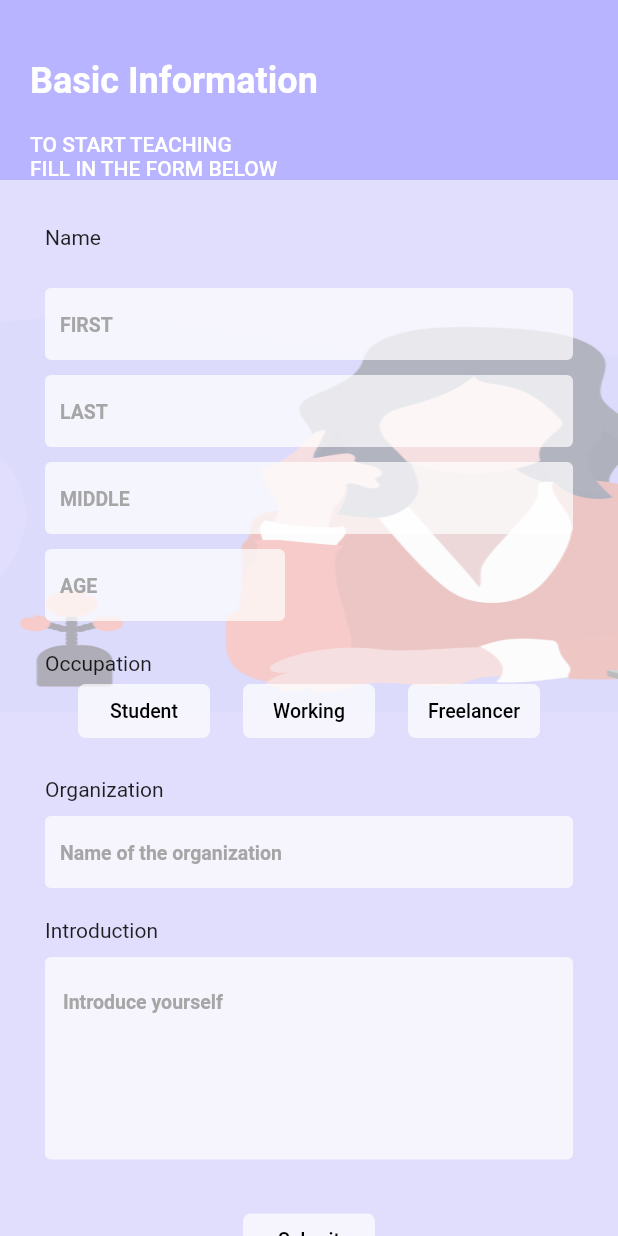
After one commit to maxjing/flutter-online-tutorial-platform, a Flutter app: the screen it shows after launch, item 4 of the bottom bar chosen, after a tap on "Info", on a phone screen of 412 x 824 dp. The commit adds this screen. Run offline on Flutter 3.47's test engine with Material 2 defaults, Android fonts, the phone set to English and light mode, and no system bars; our stand-ins replace cloud_firestore, firebase_auth; accounts and stored records are empty.

Commit message:
add basic profile dataaccess

```diff
--- a/lib/components/teacher_list.dart
+++ b/lib/components/teacher_list.dart
@@ -25,6 +25,8 @@ class _TeacherListState extends State<TeacherList> {
   @override
   Widget build(BuildContext context) {
     return ListView.separated(
+        shrinkWrap: true,
+        physics: ClampingScrollPhysics(),
         separatorBuilder: (context, index) => Divider(
               color: Colors.grey,
             ),
--- a/lib/main.dart
+++ b/lib/main.dart
@@ -11,6 +11,7 @@ import 'screens/login/teacherLogin.dart';
 import 'screens/login/studentLogin.dart';
 import 'screens/signup/teacherSignup.dart';
 import 'screens/signup/studentSignup.dart';
+import 'screens/profile/info.dart';
 
 void main() => runApp(App());
 
@@ -20,38 +21,39 @@ class App extends StatefulWidget {
 }
 
 class _AppState extends State<App> {
+  int _selectedPage = 0;
+  final _pageOptions = [Home(), Favourite(), Timetable(), Profile()];
   @override
   Widget build(BuildContext context) {
     return MaterialApp(
       onGenerateRoute: _routes(),
-      home: Login(),
-      //     Scaffold(
-      //   body: _pageOptions[_selectedPage],
-      //   bottomNavigationBar: BottomNavigationBar(
-      //     type: BottomNavigationBarType.fixed,
-      //     iconSize: 30.0,
-      //     currentIndex: _selectedPage,
-      //     items: [
-      //       BottomNavigationBarItem(
-      //           icon: Icon(Icons.home), title: Text('Home')),
-      //       BottomNavigationBarItem(
-      //         icon: Icon(
-      //           Icons.favorite_border,
-      //         ),
-      //         title: Text('Favourite'),
-      //       ),
-      //       BottomNavigationBarItem(
-      //           icon: Icon(Icons.calendar_today), title: Text('Timetable')),
-      //       BottomNavigationBarItem(
-      //           icon: Icon(Icons.person_outline), title: Text('Profile')),
-      //     ],
-      //     onTap: (index) {
-      //       setState(() {
-      //         _selectedPage = index;
-      //       });
-      //     },
-      //   ),
-      // ),
+      home: Scaffold(
+        body: _pageOptions[_selectedPage],
+        bottomNavigationBar: BottomNavigationBar(
+          type: BottomNavigationBarType.fixed,
+          iconSize: 30.0,
+          currentIndex: _selectedPage,
+          items: [
+            BottomNavigationBarItem(
+                icon: Icon(Icons.home), title: Text('Home')),
+            BottomNavigationBarItem(
+              icon: Icon(
+                Icons.favorite_border,
+              ),
+              title: Text('Favourite'),
+            ),
+            BottomNavigationBarItem(
+                icon: Icon(Icons.calendar_today), title: Text('Timetable')),
+            BottomNavigationBarItem(
+                icon: Icon(Icons.person_outline), title: Text('Profile')),
+          ],
+          onTap: (index) {
+            setState(() {
+              _selectedPage = index;
+            });
+          },
+        ),
+      ),
       theme: _theme(),
     );
   }
@@ -91,6 +93,9 @@ class _AppState extends State<App> {
         case StudentSignupRoute:
           screen = StudentSignup();
           break;
+        case ProfileInfoRoute:
+          screen = Info();
+          break;
 
         default:
           return null;
--- a/lib/routes.dart
+++ b/lib/routes.dart
@@ -9,3 +9,4 @@ const TeacherLoginRoute = '/login/teacher';
 const StudentLoginRoute = '/login/student';
 const TeacherSignupRoute = '/signup/teacher';
 const StudentSignupRoute = '/signup/student';
+const ProfileInfoRoute = '/profile/info';
--- a/lib/screens/home/teacherSection.dart
+++ b/lib/screens/home/teacherSection.dart
@@ -58,8 +58,7 @@ class _TeacherSectionState extends State<TeacherSection> {
 
   @override
   Widget build(BuildContext context) {
-    return Scaffold(
-      body: _isLoading == true
+    return _isLoading == true
         ? Container(
             child: Center(
             child: Text('Loading...'),
@@ -67,7 +66,6 @@ class _TeacherSectionState extends State<TeacherSection> {
         : Container(
             child: _teachers.length == 0
                 ? Center(child: Text('No result'))
-                  : TeacherList(_teachers, listTrailing)),
-    );
+                : TeacherList(_teachers, listTrailing));
   }
 }
--- /dev/null
+++ b/lib/screens/profile/info.dart
@@ -0,0 +1,346 @@
+import 'package:firebase_auth/firebase_auth.dart';
+import 'package:cloud_firestore/cloud_firestore.dart';
+import 'package:flutter/material.dart';
+import '../../helper.dart';
+import '../../style.dart';
+
+class Info extends StatefulWidget {
+  final FirebaseUser user;
+  Info({this.user});
+  @override
+  _InfoState createState() => _InfoState();
+}
+
+class _InfoState extends State<Info> {
+  final databaseReference = Firestore.instance;
+  final firstName = TextEditingController();
+  final lastName = TextEditingController();
+  final age = TextEditingController();
+  final description = TextEditingController();
+
+  @override
+  void dispose() {
+    // Clean up the controller when the widget is removed from the
+    // widget tree.
+    firstName.dispose();
+    lastName.dispose();
+    age.dispose();
+    description.dispose();
+    super.dispose();
+  }
+
+  final Widget header = Container(
+      constraints: BoxConstraints.expand(
+        height: getScreenHeight() * 0.2,
+      ),
+      decoration: BoxDecoration(color: TeacherLoginButtonColor),
+      child: Container(
+          padding: const EdgeInsets.all(20.0),
+          child: Column(
+            mainAxisAlignment: MainAxisAlignment.start,
+            crossAxisAlignment: CrossAxisAlignment.start,
+            children: <Widget>[
+              SizedBox(height: 20.0),
+              Text(
+                'Basic Information',
+                style: TextStyle(
+                    color: Colors.white,
+                    fontSize: 24,
+                    fontWeight: FontWeight.bold),
+              ),
+              SizedBox(height: 20.0),
+              Text(
+                'TO START TEACHING',
+                style: TextStyle(
+                    color: Colors.white,
+                    fontSize: 14,
+                    fontWeight: FontWeight.w500),
+              ),
+              Text(
+                'FILL IN THE FORM BELOW',
+                style: TextStyle(
+                    color: Colors.white,
+                    fontSize: 14,
+                    fontWeight: FontWeight.w500),
+              ),
+            ],
+          )));
+
+  // Widget occupation = Container(
+
+  // )
+  @override
+  Widget build(BuildContext context) {
+    return Scaffold(
+      body: ListView(children: [
+        header,
+        Container(
+            decoration: BoxDecoration(
+              image: DecorationImage(
+                image: AssetImage("assets/images/bg_info_teacher.png"),
+                fit: BoxFit.fill,
+              ),
+            ),
+            child: Container(
+              padding: const EdgeInsets.all(30.0),
+              child: Column(
+                crossAxisAlignment: CrossAxisAlignment.start,
+                mainAxisAlignment: MainAxisAlignment.start,
+                children: <Widget>[
+                  //Name
+                  Container(alignment: Alignment.topLeft, child: Text('Name')),
+                  Text(
+                    widget.user != null ? "${widget.user.uid}" : "",
+                    style: TextStyle(
+                      color: Colors.grey,
+                    ),
+                  ),
+                  SizedBox(height: 10.0),
+                  TextField(
+                    controller: firstName,
+                    decoration: InputDecoration(
+                      contentPadding: const EdgeInsets.symmetric(
+                          vertical: 0, horizontal: 10),
+                      border: OutlineInputBorder(
+                        borderSide: BorderSide(
+                          width: 0,
+                          style: BorderStyle.none,
+                        ),
+                      ),
+                      filled: true,
+                      fillColor: Color.fromRGBO(255, 255, 255, 0.71),
+                      hintText: "FIRST",
+                      hintStyle: TextStyle(
+                          color: InfoTextfieldColor,
+                          fontSize: 13.0,
+                          fontWeight: FontWeight.bold),
+                    ),
+                    style: TextStyle(
+                      color: InfoTextfieldColor,
+                    ),
+                  ),
+                  SizedBox(height: 10.0),
+                  TextField(
+                    controller: lastName,
+                    decoration: InputDecoration(
+                      contentPadding: const EdgeInsets.symmetric(
+                          vertical: 0, horizontal: 10),
+                      border: OutlineInputBorder(
+                        borderSide: BorderSide(
+                          width: 0,
+                          style: BorderStyle.none,
+                        ),
+                      ),
+                      filled: true,
+                      fillColor: Color.fromRGBO(255, 255, 255, 0.71),
+                      hintText: "LAST",
+                      hintStyle: TextStyle(
+                          color: InfoTextfieldColor,
+                          fontSize: 13.0,
+                          fontWeight: FontWeight.bold),
+                    ),
+                    style: TextStyle(
+                      color: InfoTextfieldColor,
+                    ),
+                  ),
+                  SizedBox(height: 10.0),
+                  TextField(
+                    decoration: InputDecoration(
+                      contentPadding: const EdgeInsets.symmetric(
+                          vertical: 0, horizontal: 10),
+                      border: OutlineInputBorder(
+                        borderSide: BorderSide(
+                          width: 0,
+                          style: BorderStyle.none,
+                        ),
+                      ),
+                      filled: true,
+                      fillColor: Color.fromRGBO(255, 255, 255, 0.71),
+                      hintText: "MIDDLE",
+                      hintStyle: TextStyle(
+                          color: InfoTextfieldColor,
+                          fontSize: 13.0,
+                          fontWeight: FontWeight.bold),
+                    ),
+                    style: TextStyle(
+                      color: InfoTextfieldColor,
+                    ),
+                  ),
+                  SizedBox(height: 10.0),
+                  Container(
+                    alignment: Alignment.topLeft,
+                    width: getScreenWidth() * 0.2,
+                    child: TextField(
+                      controller: age,
+                      decoration: InputDecoration(
+                        contentPadding: const EdgeInsets.symmetric(
+                            vertical: 0, horizontal: 10),
+                        border: OutlineInputBorder(
+                          borderSide: BorderSide(
+                            width: 0,
+                            style: BorderStyle.none,
+                          ),
+                        ),
+                        filled: true,
+                        fillColor: Color.fromRGBO(255, 255, 255, 0.71),
+                        hintText: "AGE",
+                        hintStyle: TextStyle(
+                            color: InfoTextfieldColor,
+                            fontSize: 13.0,
+                            fontWeight: FontWeight.bold),
+                      ),
+                      style: TextStyle(
+                        color: InfoTextfieldColor,
+                      ),
+                    ),
+                  ),
+
+                  SizedBox(height: 20.0),
+                  Container(
+                      alignment: Alignment.topLeft, child: Text('Occupation')),
+                  Container(
+                      child: Row(
+                    mainAxisAlignment: MainAxisAlignment.spaceEvenly,
+                    children: <Widget>[
+                      FlatButton(
+                        shape: RoundedRectangleBorder(
+                            borderRadius: BorderRadius.circular(5.0)),
+                        color: Color.fromRGBO(255, 255, 255, 0.71),
+                        textColor: Colors.black,
+                        padding: EdgeInsets.all(8.0),
+                        onPressed: () {},
+                        child: Text(
+                          "Student",
+                          style: TextStyle(fontSize: 13.0),
+                        ),
+                      ),
+                      FlatButton(
+                        shape: RoundedRectangleBorder(
+                            borderRadius: BorderRadius.circular(5.0)),
+                        color: Color.fromRGBO(255, 255, 255, 0.71),
+                        textColor: Colors.black,
+                        padding: EdgeInsets.all(8.0),
+                        onPressed: () {
+                          /*...*/
+                        },
+                        child: Text(
+                          "Working",
+                          style: TextStyle(fontSize: 13.0),
+                        ),
+                      ),
+                      FlatButton(
+                        shape: RoundedRectangleBorder(
+                            borderRadius: BorderRadius.circular(5.0)),
+                        color: Color.fromRGBO(255, 255, 255, 0.71),
+                        textColor: Colors.black,
+                        padding: EdgeInsets.all(8.0),
+                        onPressed: () {
+                          /*...*/
+                        },
+                        child: Text(
+                          "Freelancer",
+                          style: TextStyle(fontSize: 13.0),
+                        ),
+                      )
+                    ],
+                  )),
+                  SizedBox(height: 20.0),
+                  Container(
+                      alignment: Alignment.topLeft,
+                      child: Text('Organization')),
+                  SizedBox(height: 10.0),
+                  TextField(
+                    decoration: InputDecoration(
+                      contentPadding: const EdgeInsets.symmetric(
+                          vertical: 0, horizontal: 10),
+                      border: OutlineInputBorder(
+                        borderSide: BorderSide(
+                          width: 0,
+                          style: BorderStyle.none,
+                        ),
+                      ),
+                      filled: true,
+                      fillColor: Color.fromRGBO(255, 255, 255, 0.71),
+                      hintText: "Name of the organization",
+                      hintStyle: TextStyle(
+                          color: InfoTextfieldColor,
+                          fontSize: 13.0,
+                          fontWeight: FontWeight.bold),
+                    ),
+                    style: TextStyle(
+                      color: InfoTextfieldColor,
+                    ),
+                  ),
+                  SizedBox(height: 20.0),
+                  Container(
+                      alignment: Alignment.topLeft,
+                      child: Text('Introduction')),
+                  SizedBox(height: 10.0),
+                  TextField(
+                    controller: description,
+                    maxLines: 5,
+                    decoration: InputDecoration(
+                      border: OutlineInputBorder(
+                        borderSide: BorderSide(
+                          width: 0,
+                          style: BorderStyle.none,
+                        ),
+                      ),
+                      filled: true,
+                      fillColor: Color.fromRGBO(255, 255, 255, 0.71),
+                      hintText: "Introduce yourself",
+                      hintStyle: TextStyle(
+                          color: InfoTextfieldColor,
+                          fontSize: 13.0,
+                          fontWeight: FontWeight.bold),
+                    ),
+                    style: TextStyle(
+                      color: InfoTextfieldColor,
+                    ),
+                  ),
+                  SizedBox(height: 30.0),
+                  Container(
+                      child: Center(
+                    child: FlatButton(
+                      shape: RoundedRectangleBorder(
+                          borderRadius: BorderRadius.circular(5.0)),
+                      color: Color.fromRGBO(255, 255, 255, 0.71),
+                      textColor: Colors.black,
+                      padding: EdgeInsets.all(8.0),
+                      onPressed: () {
+                        createUser();
+                      },
+                      child: Text(
+                        "Submit",
+                        style: TextStyle(fontSize: 13.0),
+                      ),
+                    ),
+                  )),
+                ],
+              ),
+            )),
+      ]),
+    );
+  }
+
+  Map<String, dynamic> areasMap = {
+    'Arts': ['Music', 'Movie'],
+    'Academic': ['Math', 'Chinese']
+  };
+  void createUser() async {
+    await databaseReference
+        .collection("users")
+        .document(widget.user.uid)
+        .setData({
+      'firstName': firstName.text,
+      'lastName': lastName.text,
+      'age': int.parse(age.text),
+      'type': 'teacher',
+      'profileIcon':
+          'https://firebasestorage.googleapis.com/v0/b/airtnl-268322.appspot.com/o/profileIcon%2Fteacher_2.png?alt=media&token=89b9de7f-ed55-4967-8240-b917f0582a54',
+      'areas': areasMap,
+      'clicks': 1,
+      'description': description.text
+    });
+  }
+}
--- a/lib/screens/profile/profile.dart
+++ b/lib/screens/profile/profile.dart
@@ -1,8 +1,56 @@
+import 'package:firebase_auth/firebase_auth.dart';
 import 'package:flutter/material.dart';
+import './info.dart';
 
 class Profile extends StatelessWidget {
+  final FirebaseUser user;
+
+  Profile({this.user});
+
   @override
   Widget build(BuildContext context) {
-    return ListView(children: [Text('Profile')]);
+    return Scaffold(
+        body: Container(
+      padding: EdgeInsets.all(32),
+      child: Column(
+        mainAxisAlignment: MainAxisAlignment.center,
+        crossAxisAlignment: CrossAxisAlignment.start,
+        children: <Widget>[
+          Text(
+            "You are Logged in succesfully",
+            style: TextStyle(color: Colors.lightBlue, fontSize: 32),
+          ),
+          SizedBox(
+            height: 16,
+          ),
+          Text(
+            user != null ? "${user.phoneNumber}" : "",
+            style: TextStyle(
+              color: Colors.grey,
+            ),
+          ),
+          FlatButton(
+              color: Colors.blue,
+              textColor: Colors.white,
+              disabledColor: Colors.grey,
+              disabledTextColor: Colors.black,
+              padding: EdgeInsets.all(8.0),
+              splashColor: Colors.blueAccent,
+              onPressed: () => Navigator.pushNamed(context, '/signup/teacher'),
+              child: Text('Sign up')),
+          SizedBox(height: 30.0),
+          FlatButton(
+              color: Colors.blue,
+              textColor: Colors.white,
+              disabledColor: Colors.grey,
+              disabledTextColor: Colors.black,
+              padding: EdgeInsets.all(8.0),
+              splashColor: Colors.blueAccent,
+              onPressed: () => Navigator.pushReplacement(context,
+                  MaterialPageRoute(builder: (context) => Info(user: user))),
+              child: Text('Info'))
+        ],
+      ),
+    ));
   }
 }
--- a/lib/style.dart
+++ b/lib/style.dart
@@ -22,6 +22,7 @@ const Area_OthersColor = const Color(0xff82e87d);
 const TeacherSignupButtonColor = const Color(0xff7d75ff);
 //login page
 const TeacherLoginButtonColor = const Color(0xffb8b4ff);
+const InfoTextfieldColor = const Color(0xffa6a6a6);
 const Body1Style = TextStyle(
   fontFamily: FontNameDefault,
   fontWeight: FontWeight.w300,
```
Also changed, not shown: lib/components/signup_page.dart (+137 -63 lines), lib/screens/home/home.dart (+7 -2 lines), lib/screens/signup/signup.dart (deleted, +0 -9 lines), assets/images/bg_info_teacher.png (added), assets/images/vector_female.png (added), assets/images/vector_male.png (added), assets/images/vector_mf.png (added), 1 other file. Lines whose indentation alone changed are shown as unchanged.
